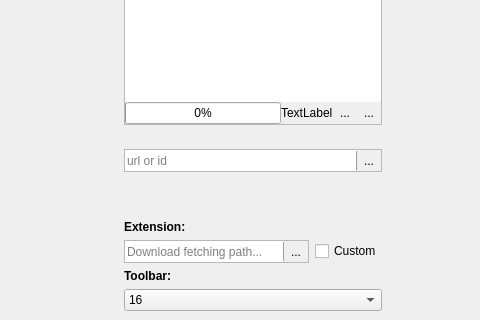
First picture: the form in settings.ui, repository milohr/babe-qt, before the edit; both pictures show x 100 to 580 and y 154 to 474 of the 706 by 563 pixel window.
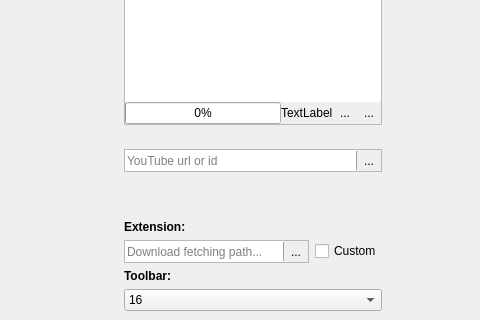
Second picture: the form after the edit. Icons and pictures are not drawn.

Patch:
```diff
--- a/settings.ui
+++ b/settings.ui
@@ -378,7 +378,7 @@
             <bool>false</bool>
            </property>
            <property name="placeholderText">
-            <string>url or id</string>
+            <string>YouTube url or id</string>
            </property>
           </widget>
          </item>
```
Left out of the diff: 7 changed lines with no effect on the pictures.
